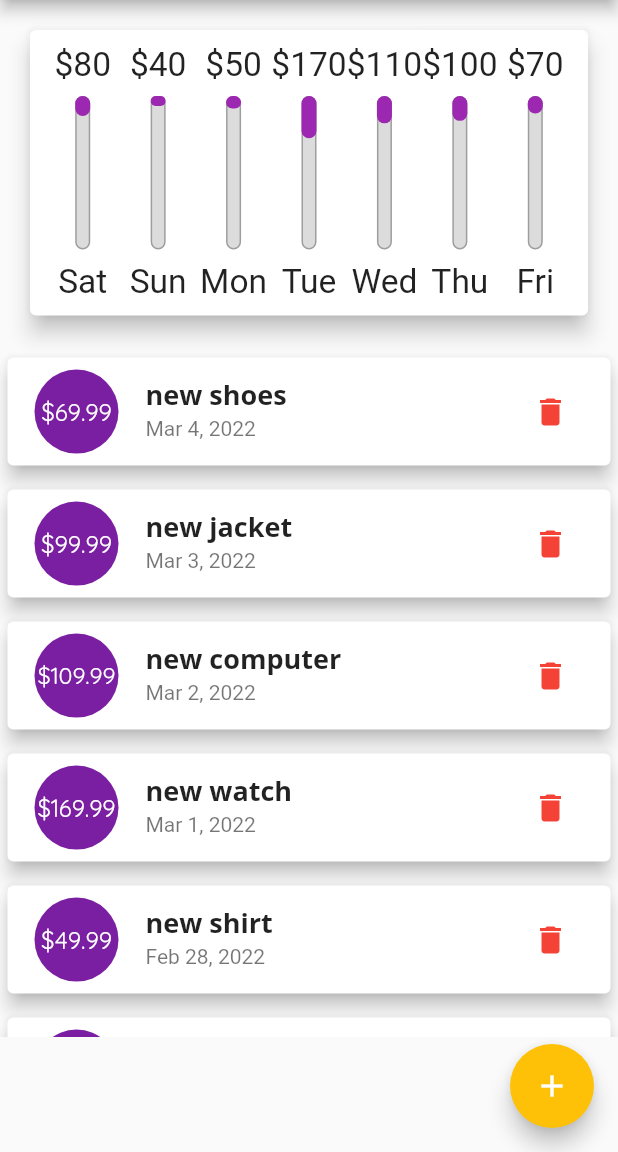
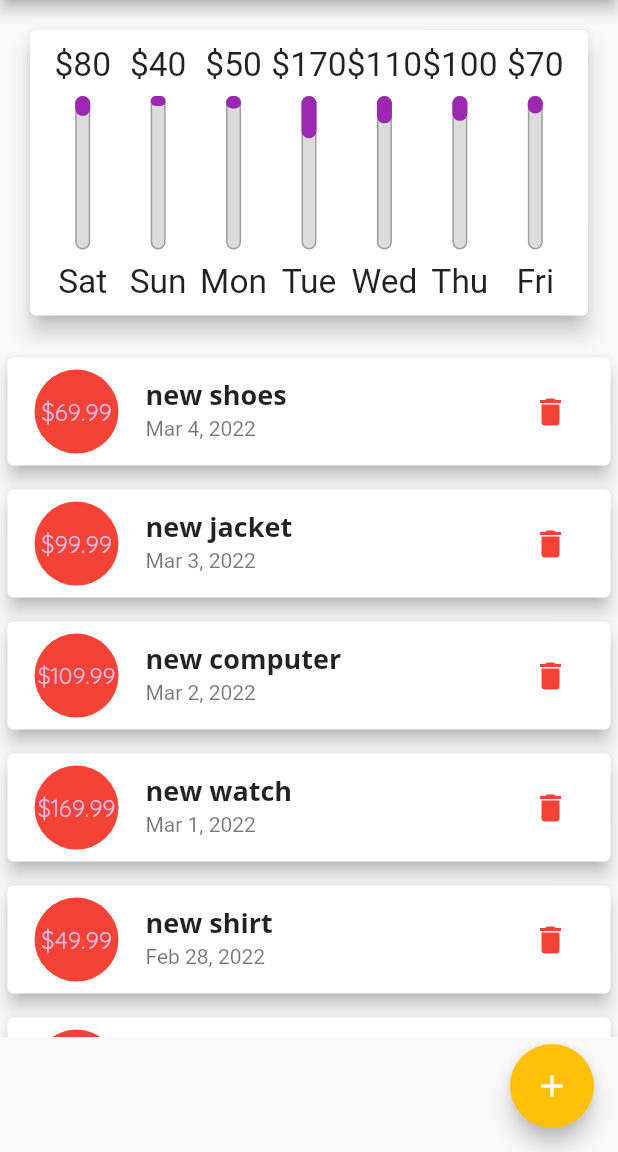
Before and after one commit to danghoanguet/personal_expenses_app, a Flutter app: the screen it shows after launch, on a phone screen of 412 x 824 dp, the part 84-1236 px from its top. Run offline on Flutter 3.47's test engine with Material 2 defaults, Android fonts, the phone set to English and light mode, and no system bars.

Commit message:
use key in stateful widget ( Problem with Lists & StatefulWidget)

```diff
--- a/lib/main.dart
+++ b/lib/main.dart
@@ -71,7 +71,7 @@ class _MyHomePageState extends State<MyHomePage> {
         amount: 39.99,
         date: DateTime.now().subtract(Duration(days: 5))),
     Transaction(
-        id: 't6',
+        id: 't7',
         title: 'new drinks',
         amount: 79.99,
         date: DateTime.now().subtract(Duration(days: 6))),
--- a/lib/widgets/transactions/transaction_card.dart
+++ b/lib/widgets/transactions/transaction_card.dart
@@ -1,13 +1,34 @@
+import 'dart:math';
+
 import 'package:flutter/material.dart';
 import 'package:flutter_complete_guide/models/transaction.dart';
 import 'package:intl/intl.dart';
 
-class TransactionCard extends StatelessWidget {
+class TransactionCard extends StatefulWidget {
   final Transaction transaction;
   final Function deleteTransaction;
   const TransactionCard(
       {Key? key, required this.transaction, required this.deleteTransaction})
       : super(key: key);
+
+  @override
+  State<TransactionCard> createState() => _TransactionCardState();
+}
+
+class _TransactionCardState extends State<TransactionCard> {
+  Color? _bgColor;
+
+  @override
+  void initState() {
+    const colors = [
+      Colors.red,
+      Colors.blue,
+      Colors.green,
+      Colors.pink,
+    ];
+    _bgColor = colors[Random().nextInt(4)] as Color;
+    super.initState();
+  }
 
   @override
   Widget build(BuildContext context) {
@@ -16,22 +37,24 @@ class TransactionCard extends StatelessWidget {
       margin: EdgeInsets.symmetric(vertical: 8, horizontal: 5),
       child: ListTile(
         leading: CircleAvatar(
+          backgroundColor: _bgColor,
           radius: 30,
           child: Padding(
             padding: const EdgeInsets.all(4.0),
-            child: FittedBox(child: Text('\$${transaction.amount}')),
+            child: FittedBox(child: Text('\$${widget.transaction.amount}')),
           ),
         ),
         title: Text(
-          transaction.title,
+          widget.transaction.title,
           style: Theme.of(context).textTheme.titleMedium,
         ),
-        subtitle: Text(DateFormat.yMMMd().format(transaction.date)),
+        subtitle: Text(DateFormat.yMMMd().format(widget.transaction.date)),
         trailing: MediaQuery.of(context).size.width > 450
             ? TextButton.icon(
                 style: ButtonStyle(
                     foregroundColor: MaterialStateProperty.all(Colors.red)),
-                onPressed: () => deleteTransaction(transaction.id),
+                onPressed: () =>
+                    widget.deleteTransaction(widget.transaction.id),
                 label: Text('Delete'),
                 icon: Icon(
                   Icons.delete,
@@ -39,7 +62,8 @@ class TransactionCard extends StatelessWidget {
                 ),
               )
             : IconButton(
-                onPressed: () => deleteTransaction(transaction.id),
+                onPressed: () =>
+                    widget.deleteTransaction(widget.transaction.id),
                 icon: Icon(
                   Icons.delete,
                   color: Colors.red,
--- a/lib/widgets/transactions/transaction_list.dart
+++ b/lib/widgets/transactions/transaction_list.dart
@@ -46,15 +46,27 @@ class TransactionList extends StatelessWidget {
                 ],
               );
             })
-          : ListView.builder(
-              itemBuilder: (context, index) {
-                //return TransactionCard(transaction: userTransactions[index]);
-                return TransactionCard(
-                    transaction: userTransactions[index],
-                    deleteTransaction: deleteTransaction);
-              },
-              itemCount: userTransactions.length,
+          : ListView(
+              children: userTransactions
+                  .map(
+                    (transaction) => TransactionCard(
+                        key: ValueKey(transaction.id),
+                        transaction: transaction,
+                        deleteTransaction: deleteTransaction),
+                  )
+                  .toList(),
             ),
+      // : ListView.builder(
+      //
+      //     itemBuilder: (context, index) {
+      //       //return TransactionCard(transaction: userTransactions[index]);
+      //       return TransactionCard(
+      //key: key,
+      //           transaction: userTransactions[index],
+      //           deleteTransaction: deleteTransaction);
+      //     },
+      //     itemCount: userTransactions.length,
+      //   ),
     );
   }
 }
```
